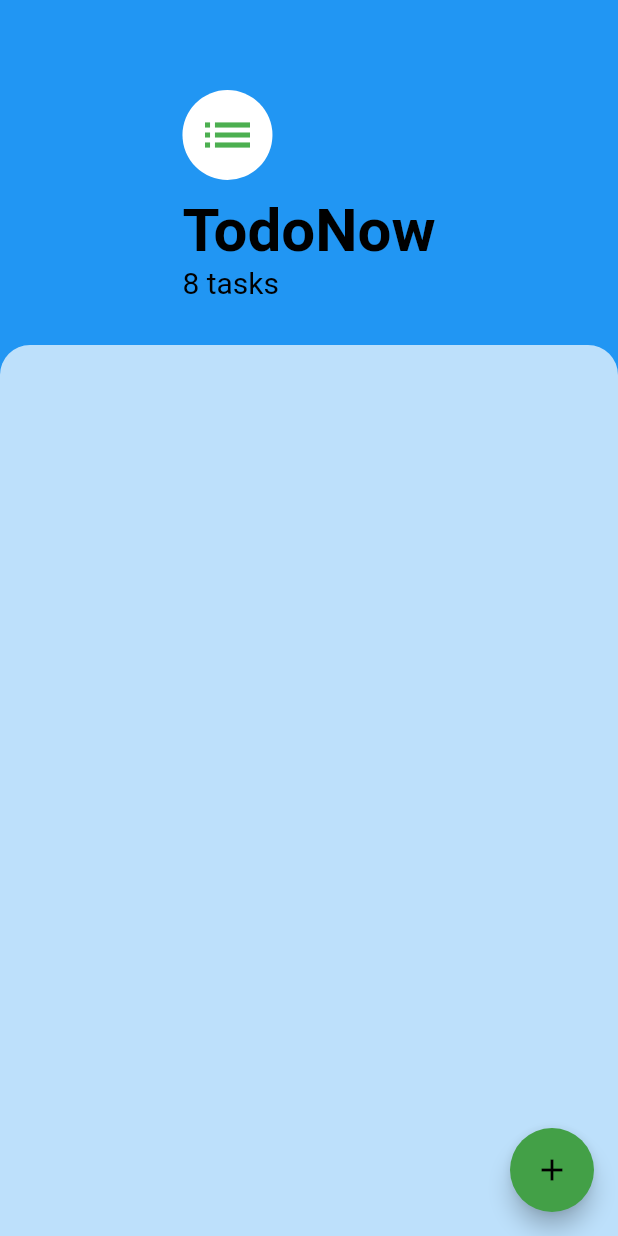
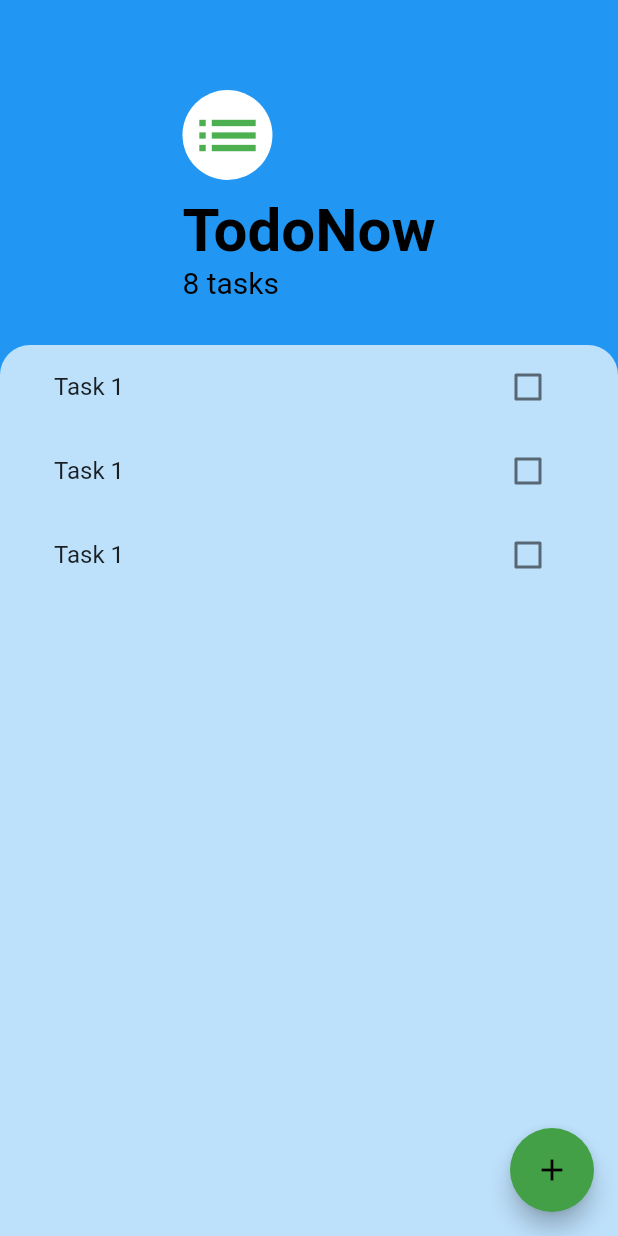
Before and after one commit to ishankarpe/Task-Todo-Now, a Flutter app: the screen it shows after launch, on a phone screen of 412 x 824 dp. Run offline on Flutter 3.47's test engine with Material 2 defaults, Android fonts, the phone set to English and light mode, and no system bars.

Commit message:
Added Angela's Code #1

```diff
--- a/lib/screens/task_screen.dart
+++ b/lib/screens/task_screen.dart
@@ -1,17 +1,26 @@
 import 'package:flutter/cupertino.dart';
 import 'package:flutter/material.dart';
+import 'package:todonow_flutter/widgets/tasks_list.dart';
 
 class TasksScreen extends StatelessWidget {
+  Widget buildBottomSheet(BuildContext context) {
+    return Container();
+  }
+
   @override
   Widget build(BuildContext context) {
     return Scaffold(
       backgroundColor: Colors.blue,
       floatingActionButton: FloatingActionButton(
-          backgroundColor: Colors.green.shade600,
-          child: Icon(
-            Icons.add,
-            color: Colors.black,
-          )),
+        backgroundColor: Colors.green.shade600,
+        child: Icon(
+          Icons.add,
+          color: Colors.black,
+        ),
+        onPressed: () {
+          showModalBottomSheet(context: context, builder: buildBottomSheet);
+        },
+      ),
       body: Column(
         children: <Widget>[
           Container(
@@ -23,7 +32,7 @@ class TasksScreen extends StatelessWidget {
                 CircleAvatar(
                   child: Icon(
                     Icons.list,
-                    size: 40.0,
+                    size: 50.0,
                     color: Colors.green,
                   ),
                   backgroundColor: Colors.white,
@@ -49,6 +58,7 @@ class TasksScreen extends StatelessWidget {
           ),
           Expanded(
             child: Container(
+              padding: EdgeInsets.symmetric(horizontal: 20.0),
               decoration: BoxDecoration(
                 color: Colors.white70,
                 borderRadius: BorderRadius.only(
@@ -56,8 +66,9 @@ class TasksScreen extends StatelessWidget {
                   topRight: Radius.circular(20.0),
                 ),
               ),
+              child: TasksList(),
             ),
-          )
+          ),
         ],
       ),
     );
--- /dev/null
+++ b/lib/widgets/task_tile.dart
@@ -0,0 +1,14 @@
+import 'package:flutter/material.dart';
+
+class TaskTile extends StatelessWidget {
+  @override
+  Widget build(BuildContext context) {
+    return ListTile(
+      title: Text('Task 1'),
+      trailing: Checkbox(
+        value: false,
+        onChanged: (bool value) {},
+      ),
+    );
+  }
+}
--- /dev/null
+++ b/lib/widgets/tasks_list.dart
@@ -0,0 +1,15 @@
+import 'package:flutter/material.dart';
+import 'package:todonow_flutter/widgets/task_tile.dart';
+
+class TasksList extends StatelessWidget {
+  @override
+  Widget build(BuildContext context) {
+    return ListView(
+      children: <Widget>[
+        TaskTile(),
+        TaskTile(),
+        TaskTile(),
+      ],
+    );
+  }
+}
```
Also changed, not shown: 1 other file.
